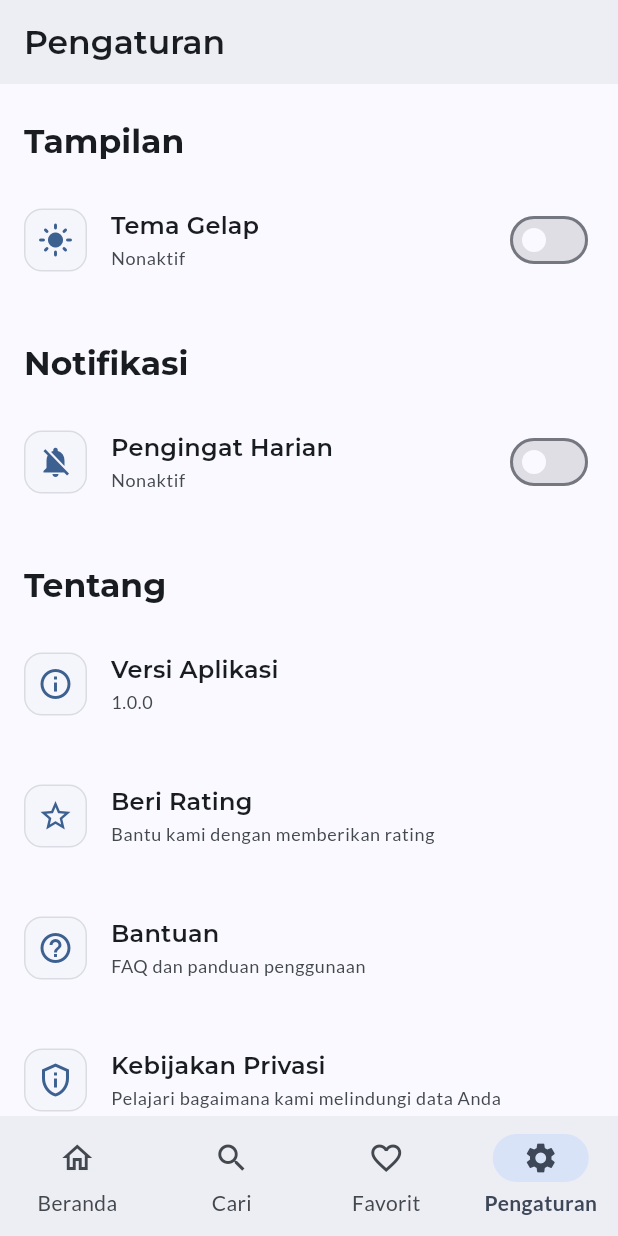
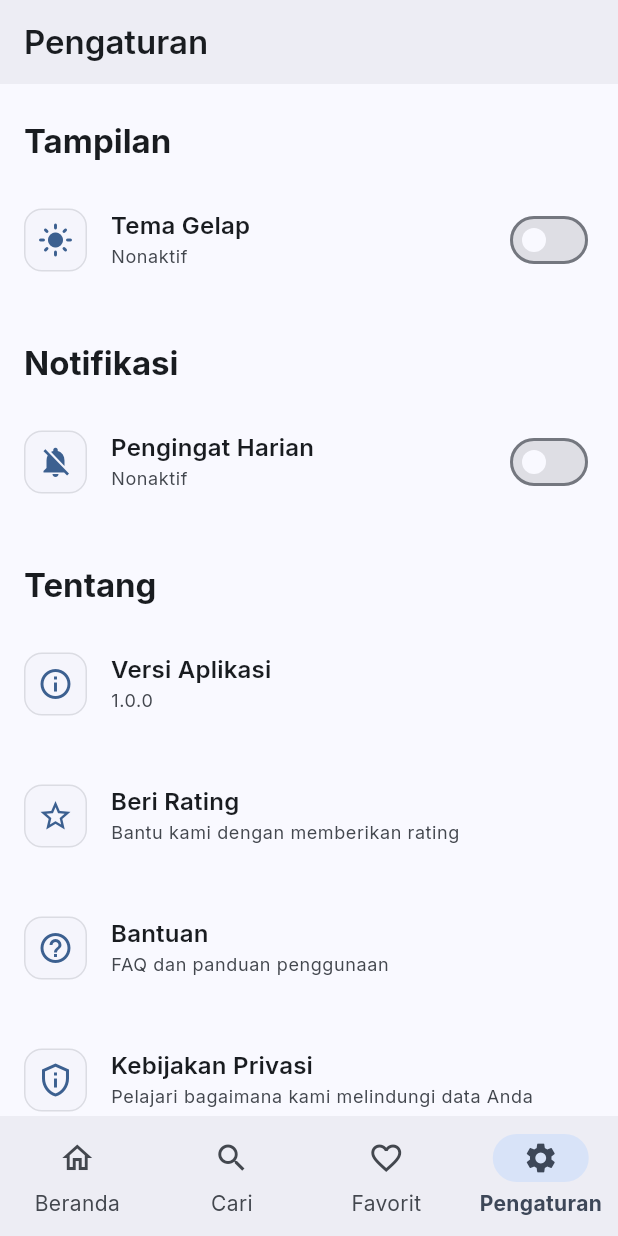
Before and after one commit to patuh-istizhar/restaurant_submission_app, a Flutter app: the screen it shows after launch, item 4 of the bottom bar chosen, on a phone screen of 412 x 824 dp. Run offline on Flutter 3.47's test engine with Material 3 defaults, Android fonts, the phone set to English and light mode, and no system bars; our stand-ins replace flutter_local_notifications, flutter_timezone, google_fonts, permission_handler, shared_preferences, sqflite and 1 more; accounts and stored records are empty; network calls fail.

Commit message:
sebelum scheduller library

```diff
--- a/lib/providers/settings_provider.dart
+++ b/lib/providers/settings_provider.dart
@@ -1,4 +1,4 @@
-import 'package:flutter/material.dart';
+import 'package:flutter/foundation.dart';
 
 import '../utils/notification_helper.dart';
 import '../utils/preferences_helper.dart';
@@ -11,14 +11,14 @@ class SettingsProvider with ChangeNotifier {
   bool _isDailyReminderEnabled = false;
   bool get isDailyReminderEnabled => _isDailyReminderEnabled;
 
-  // Dihapus: bool get isLoading => _isLoading;
-
   Future<void> loadSettings() async {
     _isDailyReminderEnabled = await PreferencesHelper.getDailyReminderSetting();
     notifyListeners();
   }
 
   Future<void> setDailyReminder(bool isEnabled) async {
+    if (kIsWeb) return; // Disable this feature on web
+
     // Optimistic Update: Update UI immediately
     _isDailyReminderEnabled = isEnabled;
     notifyListeners();
--- a/lib/screens/settings_screen.dart
+++ b/lib/screens/settings_screen.dart
@@ -8,6 +8,37 @@ import '../providers/theme_provider.dart';
 import '../utils/app_theme.dart';
 import '../utils/notification_helper.dart';
 
+class SettingsScreen extends StatelessWidget {
+  const SettingsScreen({super.key});
+
+  @override
+  Widget build(BuildContext context) {
+    return Scaffold(
+      appBar: AppBar(
+        title: const Text('Pengaturan'),
+        automaticallyImplyLeading: false,
+      ),
+      body: SingleChildScrollView(
+        child: Column(
+          crossAxisAlignment: CrossAxisAlignment.start,
+          children: [
+            const _AppearanceSettingsSection(),
+            if (!kIsWeb) const _NotificationSettingsSection(),
+            _AboutSettingsSection(
+              showAboutDialog: _showAboutDialog,
+              showRatingDialog: _showRatingDialog,
+              showHelpDialog: _showHelpDialog,
+              showPrivacyDialog: _showPrivacyDialog,
+            ),
+            if (kDebugMode)
+              _DebugSettingsSection(showResetDialog: _showResetDialog),
+          ],
+        ),
+      ),
+    );
+  }
+}
+
 class _AppearanceSettingsSection extends StatelessWidget {
   const _AppearanceSettingsSection();
 
@@ -16,10 +47,10 @@ class _AppearanceSettingsSection extends StatelessWidget {
     return Column(
       crossAxisAlignment: CrossAxisAlignment.start,
       children: [
-        _SettingsScreenState._buildSectionHeader(context, 'Tampilan'),
+        _buildSectionHeader(context, 'Tampilan'),
         Consumer<ThemeProvider>(
           builder: (context, themeProvider, child) {
-            return _SettingsScreenState._buildSettingTile(
+            return _buildSettingTile(
               context,
               icon: themeProvider.isDarkMode
                   ? Icons.dark_mode
@@ -57,10 +88,10 @@ class _NotificationSettingsSection extends StatelessWidget {
     return Column(
       crossAxisAlignment: CrossAxisAlignment.start,
       children: [
-        _SettingsScreenState._buildSectionHeader(context, 'Notifikasi'),
+        _buildSectionHeader(context, 'Notifikasi'),
         Consumer<SettingsProvider>(
           builder: (context, settingsProvider, child) {
-            return _SettingsScreenState._buildSettingTile(
+            return _buildSettingTile(
               context,
               icon: settingsProvider.isDailyReminderEnabled
                   ? Icons.notifications_active
@@ -142,7 +173,7 @@ class _NotificationSettingsSection extends StatelessWidget {
         Consumer<SettingsProvider>(
           builder: (context, settingsProvider, child) {
             if (settingsProvider.isDailyReminderEnabled || kDebugMode) {
-              return _SettingsScreenState._buildSettingTile(
+              return _buildSettingTile(
                 context,
                 icon: Icons.notification_important,
                 title: 'Test Notifikasi',
@@ -184,29 +215,29 @@ class _AboutSettingsSection extends StatelessWidget {
     return Column(
       crossAxisAlignment: CrossAxisAlignment.start,
       children: [
-        _SettingsScreenState._buildSectionHeader(context, 'Tentang'),
-        _SettingsScreenState._buildSettingTile(
+        _buildSectionHeader(context, 'Tentang'),
+        _buildSettingTile(
           context,
           icon: Icons.info_outline,
           title: 'Versi Aplikasi',
           subtitle: '1.0.0',
           onTap: () => showAboutDialog(context),
         ),
-        _SettingsScreenState._buildSettingTile(
+        _buildSettingTile(
           context,
           icon: Icons.star_outline,
           title: 'Beri Rating',
           subtitle: 'Bantu kami dengan memberikan rating',
           onTap: () => showRatingDialog(context),
         ),
-        _SettingsScreenState._buildSettingTile(
+        _buildSettingTile(
           context,
           icon: Icons.help_outline,
           title: 'Bantuan',
           subtitle: 'FAQ dan panduan penggunaan',
           onTap: () => showHelpDialog(context),
         ),
-        _SettingsScreenState._buildSettingTile(
+        _buildSettingTile(
           context,
           icon: Icons.privacy_tip_outlined,
           title: 'Kebijakan Privasi',
@@ -228,8 +259,8 @@ class _DebugSettingsSection extends StatelessWidget {
     return Column(
       crossAxisAlignment: CrossAxisAlignment.start,
       children: [
-        _SettingsScreenState._buildSectionHeader(context, 'Debug'),
-        _SettingsScreenState._buildSettingTile(
+        _buildSectionHeader(context, 'Debug'),
+        _buildSettingTile(
           context,
           icon: Icons.bug_report_outlined,
           title: 'Reset Pengaturan',
@@ -241,15 +272,7 @@ class _DebugSettingsSection extends StatelessWidget {
   }
 }
 
-class SettingsScreen extends StatefulWidget {
-  const SettingsScreen({super.key});
-
-  @override
-  State<SettingsScreen> createState() => _SettingsScreenState();
-}
-
-class _SettingsScreenState extends State<SettingsScreen> {
-  static Widget _buildSectionHeader(BuildContext context, String title) {
+Widget _buildSectionHeader(BuildContext context, String title) {
   final theme = Theme.of(context);
   return Padding(
     padding: const EdgeInsets.fromLTRB(16.0, 24.0, 16.0, 8.0),
@@ -263,7 +286,7 @@ class _SettingsScreenState extends State<SettingsScreen> {
   );
 }
 
-  static Widget _buildSettingTile(
+Widget _buildSettingTile(
   BuildContext context, {
   required IconData icon,
   required String title,
@@ -275,10 +298,7 @@ class _SettingsScreenState extends State<SettingsScreen> {
   return ListTile(
     leading: Container(
       padding: const EdgeInsets.all(8.0),
-        decoration: AppTheme.containerDecoration(
-          theme.colorScheme,
-          opacity: 0.3,
-        ),
+      decoration: AppTheme.containerDecoration(theme.colorScheme, opacity: 0.3),
       child: Icon(icon, color: theme.colorScheme.primary),
     ),
     title: Text(title, style: theme.textTheme.titleMedium),
@@ -381,6 +401,7 @@ class _SettingsScreenState extends State<SettingsScreen> {
                 'Pengaturan',
                 'Atur tema, notifikasi, dan preferensi lainnya',
               ),
+              if (!kIsWeb)
                 _buildHelpItem(
                   context,
                   '🔔',
@@ -473,7 +494,9 @@ class _SettingsScreenState extends State<SettingsScreen> {
               );
 
               await themeProvider.setTheme(ThemeMode.light);
+              if (!kIsWeb) {
                 await settingsProvider.setDailyReminder(false);
+              }
 
               if (!context.mounted) return;
               ScaffoldMessenger.of(context).showSnackBar(
@@ -531,31 +554,3 @@ class _SettingsScreenState extends State<SettingsScreen> {
     ),
   );
 }
-
-  @override
-  Widget build(BuildContext context) {
-    return Scaffold(
-      appBar: AppBar(
-        title: const Text('Pengaturan'),
-        automaticallyImplyLeading: false,
-      ),
-      body: SingleChildScrollView(
-        child: Column(
-          crossAxisAlignment: CrossAxisAlignment.start,
-          children: [
-            const _AppearanceSettingsSection(),
-            const _NotificationSettingsSection(),
-            _AboutSettingsSection(
-              showAboutDialog: _showAboutDialog,
-              showRatingDialog: _showRatingDialog,
-              showHelpDialog: _showHelpDialog,
-              showPrivacyDialog: _showPrivacyDialog,
-            ),
-            if (kDebugMode)
-              _DebugSettingsSection(showResetDialog: _showResetDialog),
-          ],
-        ),
-      ),
-    );
-  }
-}
--- a/lib/utils/app_theme.dart
+++ b/lib/utils/app_theme.dart
@@ -39,48 +39,50 @@ class AppTheme {
     );
 
     final textTheme = baseTheme.textTheme.copyWith(
-      displayLarge: GoogleFonts.montserrat(
+      displayLarge: GoogleFonts.inter(
         textStyle: baseTheme.textTheme.displayLarge,
         fontWeight: FontWeight.bold,
       ),
-      displayMedium: GoogleFonts.montserrat(
+      displayMedium: GoogleFonts.inter(
         textStyle: baseTheme.textTheme.displayMedium,
         fontWeight: FontWeight.bold,
       ),
-      displaySmall: GoogleFonts.montserrat(
+      displaySmall: GoogleFonts.inter(
         textStyle: baseTheme.textTheme.displaySmall,
         fontWeight: FontWeight.bold,
       ),
-      headlineLarge: GoogleFonts.montserrat(
+      headlineLarge: GoogleFonts.inter(
         textStyle: baseTheme.textTheme.headlineLarge,
         fontWeight: FontWeight.bold,
       ),
-      headlineMedium: GoogleFonts.montserrat(
+      headlineMedium: GoogleFonts.inter(
         textStyle: baseTheme.textTheme.headlineMedium,
         fontWeight: FontWeight.bold,
       ),
-      headlineSmall: GoogleFonts.montserrat(
+      headlineSmall: GoogleFonts.inter(
         textStyle: baseTheme.textTheme.headlineSmall,
         fontWeight: FontWeight.bold,
       ),
-      titleLarge: GoogleFonts.montserrat(
+      titleLarge: GoogleFonts.inter(
         textStyle: baseTheme.textTheme.titleLarge,
         fontWeight: FontWeight.w600,
       ),
-      titleMedium: GoogleFonts.montserrat(
+      titleMedium: GoogleFonts.inter(
         textStyle: baseTheme.textTheme.titleMedium,
         fontWeight: FontWeight.w600,
       ),
-      titleSmall: GoogleFonts.montserrat(
+      titleSmall: GoogleFonts.inter(
         textStyle: baseTheme.textTheme.titleSmall,
         fontWeight: FontWeight.w600,
       ),
-      bodyLarge: GoogleFonts.lato(textStyle: baseTheme.textTheme.bodyLarge),
-      bodyMedium: GoogleFonts.lato(textStyle: baseTheme.textTheme.bodyMedium),
-      bodySmall: GoogleFonts.lato(textStyle: baseTheme.textTheme.bodySmall),
-      labelLarge: GoogleFonts.lato(textStyle: baseTheme.textTheme.labelLarge),
-      labelMedium: GoogleFonts.lato(textStyle: baseTheme.textTheme.labelMedium),
-      labelSmall: GoogleFonts.lato(textStyle: baseTheme.textTheme.labelSmall),
+      bodyLarge: GoogleFonts.inter(textStyle: baseTheme.textTheme.bodyLarge),
+      bodyMedium: GoogleFonts.inter(textStyle: baseTheme.textTheme.bodyMedium),
+      bodySmall: GoogleFonts.inter(textStyle: baseTheme.textTheme.bodySmall),
+      labelLarge: GoogleFonts.inter(textStyle: baseTheme.textTheme.labelLarge),
+      labelMedium: GoogleFonts.inter(
+        textStyle: baseTheme.textTheme.labelMedium,
+      ),
+      labelSmall: GoogleFonts.inter(textStyle: baseTheme.textTheme.labelSmall),
     );
 
     return baseTheme.copyWith(
--- a/lib/utils/notification_helper.dart
+++ b/lib/utils/notification_helper.dart
@@ -29,6 +29,7 @@ class NotificationHelper {
       'Get daily recommendations for amazing restaurants!';
 
   static Future<void> initialize() async {
+    if (kIsWeb) return; // Disable this feature on web
     await _configureLocalTimeZone();
 
     // Using a default system icon to prevent crashes
@@ -64,6 +65,7 @@ class NotificationHelper {
   }
 
   static Future<bool> _requestPermissions() async {
+    if (kIsWeb) return false;
     if (Platform.isAndroid) {
       final status = await Permission.notification.request();
       if (status.isGranted) {
@@ -77,6 +79,7 @@ class NotificationHelper {
   }
 
   static Future<void> scheduleDailyReminder() async {
+    if (kIsWeb) return;
     if (!await _requestPermissions()) return;
 
     final tz.TZDateTime now = tz.TZDateTime.now(tz.local);
@@ -153,11 +156,13 @@ class NotificationHelper {
   }
 
   static Future<void> cancelDailyReminder() async {
+    if (kIsWeb) return;
     await _flutterLocalNotificationsPlugin.cancel(0);
     developer.log('Daily reminder cancelled', name: 'NotificationHelper');
   }
 
   static Future<void> showInstantTestNotification() async {
+    if (kIsWeb) return;
     if (!await _requestPermissions()) return;
 
     final restaurant = await _getRestaurantForNotification();
```
Also changed, not shown: lib/data/services/api_service.dart (line endings or trailing spaces), 1 other file. Lines whose indentation alone changed are shown as unchanged.
